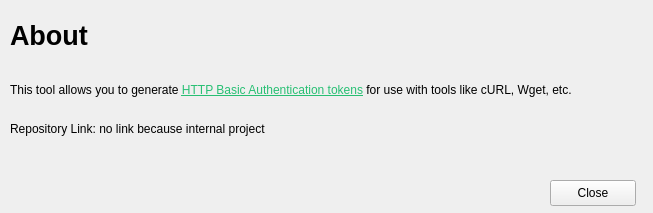
Before: the Qt Designer form about.ui in PuruPuru71/httagen, drawn with Qt 5.
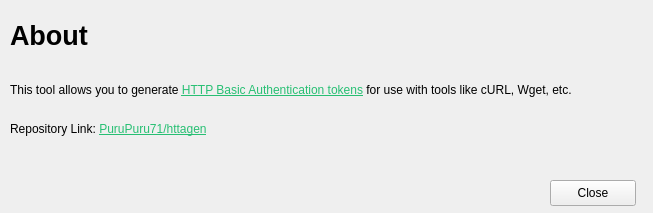
After: the same form once the commit is applied. Icons and pictures are not drawn.

Commit message: add repo link to about.ui

Diff of the .ui file:
```diff
--- a/about.ui
+++ b/about.ui
@@ -62,12 +62,15 @@
     <rect>
      <x>10</x>
      <y>120</y>
-     <width>301</width>
+     <width>231</width>
      <height>18</height>
     </rect>
    </property>
    <property name="text">
-    <string>&lt;html&gt;&lt;head/&gt;&lt;body&gt;&lt;p&gt;Repository Link: no link because internal project&lt;/p&gt;&lt;/body&gt;&lt;/html&gt;</string>
+    <string>&lt;html&gt;&lt;head/&gt;&lt;body&gt;&lt;p&gt;Repository Link: &lt;a href=&quot;https://github.com/PuruPuru71/httagen&quot;&gt;&lt;span style=&quot; text-decoration: underline; color:#27bf73;&quot;&gt;PuruPuru71/httagen&lt;/span&gt;&lt;/a&gt;&lt;/p&gt;&lt;/body&gt;&lt;/html&gt;</string>
+   </property>
+   <property name="openExternalLinks">
+    <bool>true</bool>
    </property>
   </widget>
   <widget class="QPushButton" name="closeBtn">
```
